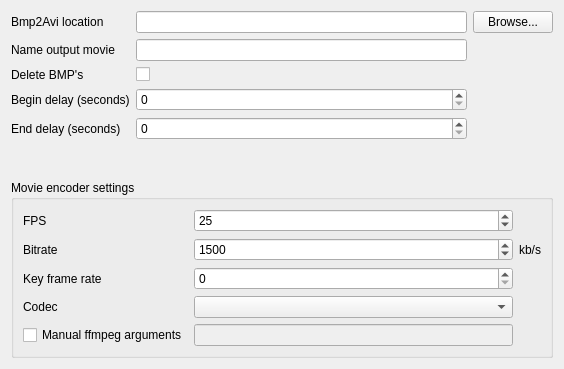
Old version of the form src/videosettings.ui in the repository michjans/routegen.
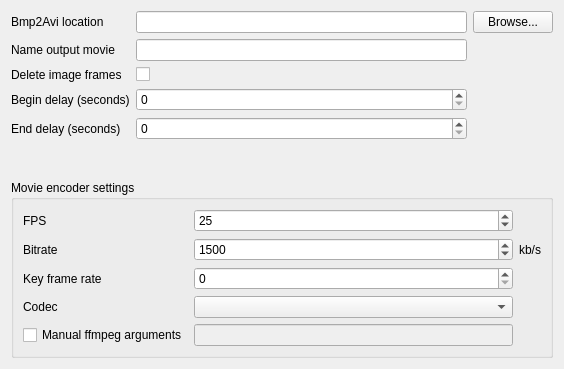
New version of the form.

Commit message: Default filetype for ffmpeg movie frames is now png instead of bmp. For bmp2avi it still is bmp of course.

```diff
--- a/src/videosettings.ui
+++ b/src/videosettings.ui
@@ -93,7 +93,7 @@
    <item row="2" column="0">
     <widget class="QLabel" name="deleteBMPsLabel">
      <property name="text">
-      <string>Delete BMP's</string>
+      <string>Delete image frames</string>
      </property>
     </widget>
    </item>
```
Left out of the diff: 2 changed lines with no effect on the pictures. The commit also changes 10 other files.
